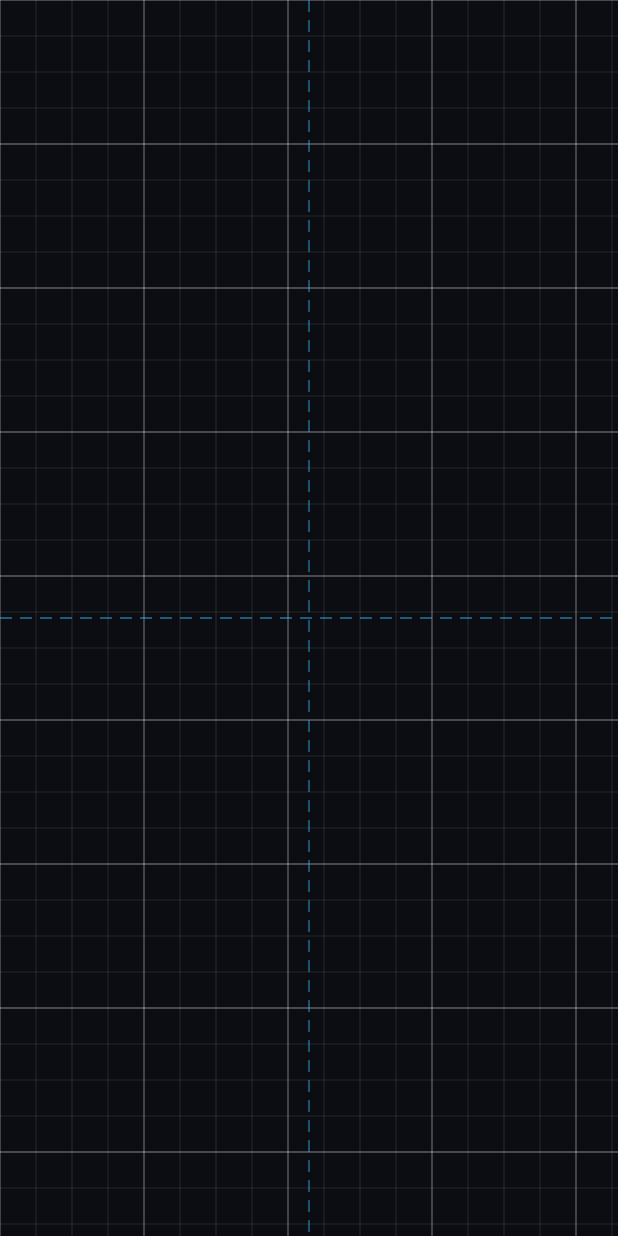
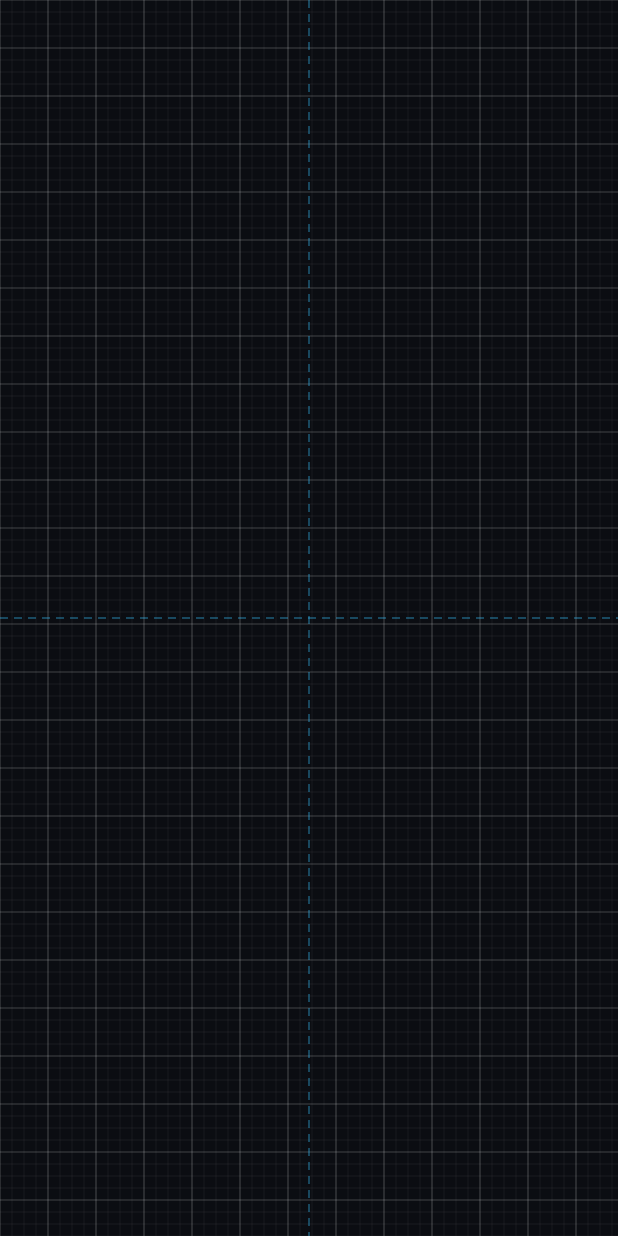
Before and after one commit to Jes-win-hac-ker/E.D.I.T.H, an Android app built with Jetpack Compose: the screen it shows after launch (MainActivity), on a phone screen of 412 x 824 dp. Run offline under Robolectric (Android 15) with nearby library versions, the phone set to English and light mode, and no system bars; our stand-ins replace Navigation 3.

Commit message:
style: reduce grid size to very small 8dp

```diff
--- a/app/src/main/java/com/nexwork/edith/ui/components/GridLines.kt
+++ b/app/src/main/java/com/nexwork/edith/ui/components/GridLines.kt
@@ -11,16 +11,15 @@ import androidx.compose.ui.unit.Dp
 import androidx.compose.ui.unit.dp
 
 /**
- * Clean architectural layout grid lines covering the entire screen.
- * Draws horizontal and vertical grid lines with major/minor intervals and center guidelines.
+ * Very fine, high-density layout grid lines (millimeter / graph-paper style).
  */
 @Composable
 fun GridLines(
   modifier: Modifier = Modifier,
-  gridSize: Dp = 24.dp,
-  majorStep: Int = 4,
-  minorLineColor: Color = Color.White.copy(alpha = 0.10f),
-  majorLineColor: Color = Color.White.copy(alpha = 0.25f),
+  gridSize: Dp = 8.dp,
+  majorStep: Int = 4, // Major line every 32dp
+  minorLineColor: Color = Color.White.copy(alpha = 0.08f),
+  majorLineColor: Color = Color.White.copy(alpha = 0.22f),
   centerLineColor: Color = Color(0xFF38BDF8).copy(alpha = 0.45f),
 ) {
   Canvas(modifier = modifier.fillMaxSize()) {
@@ -45,7 +44,7 @@ fun GridLines(
         color = if (isMajor) majorLineColor else minorLineColor,
         start = Offset(x, 0f),
         end = Offset(x, height),
-        strokeWidth = if (isMajor) 1.2.dp.toPx() else 0.8.dp.toPx(),
+        strokeWidth = if (isMajor) 0.8.dp.toPx() else 0.5.dp.toPx(),
       )
     }
 
@@ -58,19 +57,19 @@ fun GridLines(
         color = if (isMajor) majorLineColor else minorLineColor,
         start = Offset(0f, y),
         end = Offset(width, y),
-        strokeWidth = if (isMajor) 1.2.dp.toPx() else 0.8.dp.toPx(),
+        strokeWidth = if (isMajor) 0.8.dp.toPx() else 0.5.dp.toPx(),
       )
     }
 
     // Screen Center Axis guidelines (dashed accent color)
-    val dashEffect = PathEffect.dashPathEffect(floatArrayOf(12f, 8f), 0f)
+    val dashEffect = PathEffect.dashPathEffect(floatArrayOf(8f, 6f), 0f)
 
     // Center Vertical Line
     drawLine(
       color = centerLineColor,
       start = Offset(centerX, 0f),
       end = Offset(centerX, height),
-      strokeWidth = 1.2.dp.toPx(),
+      strokeWidth = 1.dp.toPx(),
       pathEffect = dashEffect,
     )
 
@@ -79,7 +78,7 @@ fun GridLines(
       color = centerLineColor,
       start = Offset(0f, centerY),
       end = Offset(width, centerY),
-      strokeWidth = 1.2.dp.toPx(),
+      strokeWidth = 1.dp.toPx(),
       pathEffect = dashEffect,
     )
   }
```
